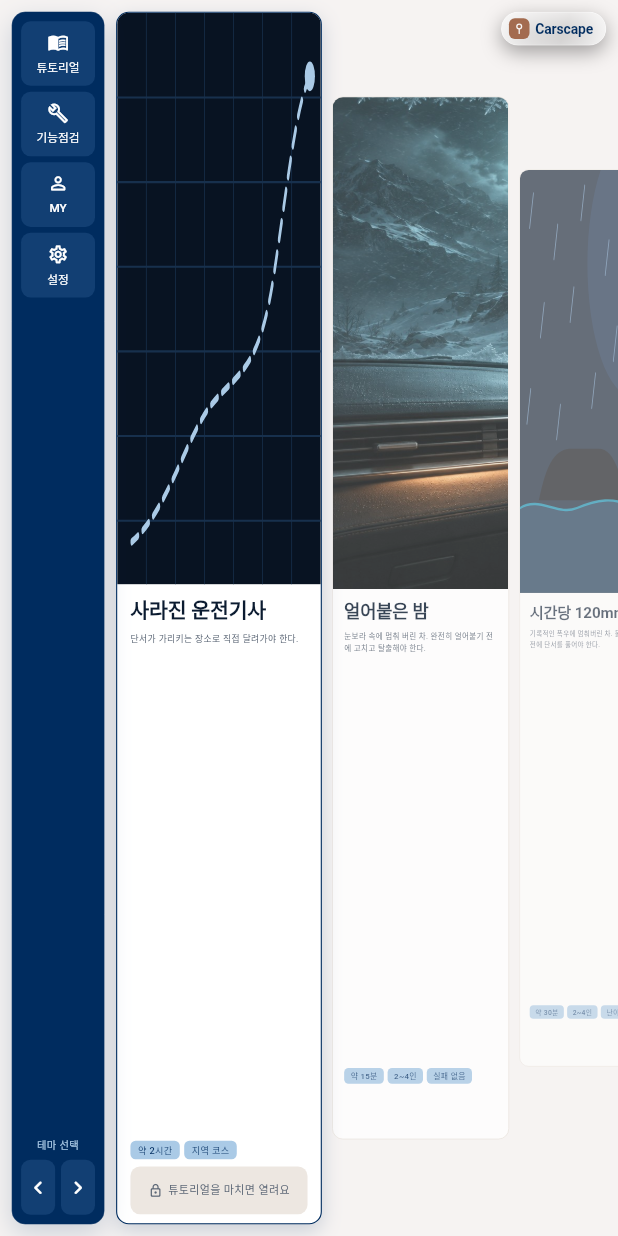
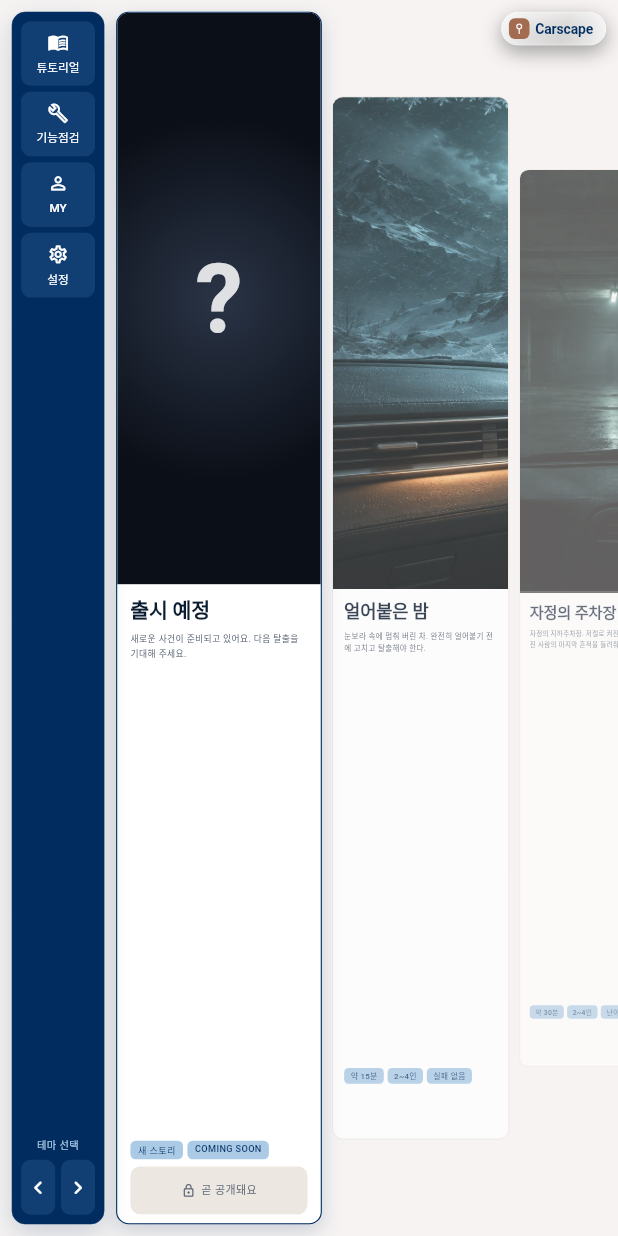
Before and after one commit to yjw2115/carscape, a Flutter app: the screen it shows after launch, after a tap on the "chevron left" icon, on a phone screen of 412 x 824 dp. Run offline on Flutter 3.47's test engine with Material 3 defaults, Android fonts, the phone set to English and light mode, and no system bars; our stand-ins replace audioplayers, flutter_tts, shared_preferences; Roboto replaces fonts that are missing (Pretendard).

Commit message:
feat(home): 테마를 얼어붙은 밤·자정의 주차장·멈춘 시계탑으로 바꾸고 출시 예정 카드 추가
- 시간당 120mm·사라진 운전기사를 빼고 자정의 주차장(case01)·멈춘 시계탑(case02)을 사진 카드로 추가
- 캐러셀 오른쪽 끝에 시작할 수 없는 "출시 예정" 카드 추가(기록·배지 목록에는 미포함)
- 쓰지 않게 된 ThemeArtPainter 삭제, 배지 아이콘을 새 테마에 맞게 변경

Co-Authored-By: Claude Opus 5.5 <noreply@anthropic.com>

```diff
--- a/lib/features/badges/badge_pages.dart
+++ b/lib/features/badges/badge_pages.dart
@@ -18,9 +18,8 @@ Color _tierColor(BadgeTier t) => switch (t) {
 IconData _motif(String id) => switch (id) {
   tutorialBadgeId => Icons.school_outlined,
   storyFrozenNight => Icons.ac_unit_rounded,
-  'case01' => Icons.water_drop_outlined,
-  'case02' => Icons.local_parking_rounded,
-  'case03' => Icons.explore_outlined,
+  'case01' => Icons.local_parking_rounded,
+  'case02' => Icons.schedule_rounded,
   _ => Icons.star_outline_rounded,
 };
 
--- a/lib/features/home/domain/escape_theme.dart
+++ b/lib/features/home/domain/escape_theme.dart
@@ -1,16 +1,12 @@
-/// Illustration drawn at the top of a theme card.
-enum ThemeArt { downpour, parkingLot, missingDriver }
-
 /// A playable escape theme shown on the home carousel.
 class EscapeTheme {
   const EscapeTheme({
     required this.id,
     required this.title,
     required this.description,
-    required this.chips,
-    this.art,
+    this.chips = const [],
     this.photo,
-  }) : assert(art != null || photo != null);
+  });
 
   final String id;
   final String title;
@@ -19,18 +15,17 @@ class EscapeTheme {
   /// Short facts shown above the start button, e.g. play time and players.
   final List<String> chips;
 
-  /// Drawn illustration for the card top, used when there is no [photo].
-  final ThemeArt? art;
+  /// Image asset for the card top. Null only for [comingSoonTheme].
+  final String? photo;
 
-  /// Image asset for the card top, e.g. the story's own opening scene.
-  final String? photo;
+  /// Teaser card with no story behind it yet.
+  bool get comingSoon => photo == null;
 }
 
 /// Story id of "얼어붙은 밤", also used as its record key.
 const storyFrozenNight = 'story01';
 
-/// Placeholder catalog taken from the design draft (design/png/06_Main.png).
-/// Replace once the main scenarios are decided.
+/// Playable stories, in carousel order. Records and badges list these.
 const escapeThemes = <EscapeTheme>[
   // First story: the former tutorial (features/tutorial, 문성훈).
   EscapeTheme(
@@ -43,23 +38,27 @@ const escapeThemes = <EscapeTheme>[
   ),
   EscapeTheme(
     id: 'case01',
-    title: '시간당 120mm',
-    description: '기록적인 폭우에 멈춰버린 차. 물이 차오르기 전에 단서를 풀어야 한다.',
+    title: '자정의 주차장',
+    description: '자정의 지하주차장. 저절로 켜진 라디오가 사라진 사람의 마지막 흔적을 들려줘요.',
     chips: ['약 30분', '2~4인', '난이도 ●●○'],
-    art: ThemeArt.downpour,
+    photo: 'assets/themes/midnight_parking.webp',
   ),
   EscapeTheme(
     id: 'case02',
-    title: '자정의 주차장',
-    description: '라디오에서 흘러나오는 낯선 주파수.',
-    chips: ['약 30분', '2~4인', '난이도 ●●○'],
-    art: ThemeArt.parkingLot,
-  ),
-  EscapeTheme(
-    id: 'case03',
-    title: '사라진 운전기사',
-    description: '단서가 가리키는 장소로 직접 달려가야 한다.',
-    chips: ['약 2시간', '지역 코스'],
-    art: ThemeArt.missingDriver,
+    title: '멈춘 시계탑',
+    description: '시계탑이 멈춘 순간, 이 차는 타임머신이 되었어요. 과거와 미래를 오가며 시간을 되돌리세요.',
+    chips: ['약 30분', '2~4인', '난이도 ●●●'],
+    photo: 'assets/themes/clock_tower.jpg',
   ),
 ];
+
+/// Last card on the home carousel, hinting at stories still to come.
+const comingSoonTheme = EscapeTheme(
+  id: 'comingSoon',
+  title: '출시 예정',
+  description: '새로운 사건이 준비되고 있어요. 다음 탈출을 기대해 주세요.',
+  chips: ['새 스토리', 'COMING SOON'],
+);
+
+/// Home carousel: every story, then the coming-soon teaser at the right end.
+const homeThemes = [...escapeThemes, comingSoonTheme];
--- a/lib/features/home/presentation/home_screen.dart
+++ b/lib/features/home/presentation/home_screen.dart
@@ -21,7 +21,7 @@ const homeReferenceSize = Size(1682, 1210);
 class HomeScreen extends StatefulWidget {
   const HomeScreen({
     super.key,
-    this.themes = escapeThemes,
+    this.themes = homeThemes,
     this.parkingSource,
     this.brightness,
     this.onTutorial,
--- a/lib/features/home/presentation/theme_art.dart
+++ /dev/null
@@ -1,187 +0,0 @@
-import 'dart:math' as math;
-import 'package:flutter/material.dart';
-import '../domain/escape_theme.dart';
-
-/// Card illustrations, drawn on a 560×540 design canvas and stretched to fit.
-class ThemeArtPainter extends CustomPainter {
-  const ThemeArtPainter(this.art);
-
-  final ThemeArt art;
-  static const _design = Size(560, 540);
-
-  @override
-  void paint(Canvas canvas, Size size) {
-    canvas.save();
-    canvas.scale(size.width / _design.width, size.height / _design.height);
-    switch (art) {
-      case ThemeArt.downpour:
-        _downpour(canvas);
-      case ThemeArt.parkingLot:
-        _parkingLot(canvas);
-      case ThemeArt.missingDriver:
-        _missingDriver(canvas);
-    }
-    canvas.restore();
-  }
-
-  void _downpour(Canvas canvas) {
-    canvas.drawRect(
-      Offset.zero & _design,
-      Paint()..color = const Color(0xFF071629),
-    );
-    canvas.drawCircle(
-      const Offset(420, 120),
-      170,
-      Paint()..color = const Color(0xFF0C2240),
-    );
-    final rain = Paint()
-      ..color = const Color(0xCC5D86AE)
-      ..strokeWidth = 3
-      ..strokeCap = StrokeCap.round;
-    const drops = [
-      Offset(50, 30),
-      Offset(140, 70),
-      Offset(240, 20),
-      Offset(330, 90),
-      Offset(520, 40),
-      Offset(90, 170),
-      Offset(200, 150),
-      Offset(360, 200),
-      Offset(520, 220),
-      Offset(40, 280),
-      Offset(280, 260),
-      Offset(460, 300),
-      Offset(150, 300),
-    ];
-    for (final drop in drops) {
-      canvas.drawLine(drop, drop + const Offset(-14, 44), rain);
-    }
-    canvas.drawPath(
-      Path()
-        ..moveTo(472, 40)
-        ..lineTo(432, 140)
-        ..lineTo(468, 146)
-        ..lineTo(420, 258),
-      _stroke(const Color(0xFF00AAD2), 6),
-    );
-    canvas.drawPath(
-      Path()
-        ..moveTo(70, 422)
-        ..cubicTo(96, 378, 126, 358, 182, 356)
-        ..lineTo(292, 356)
-        ..cubicTo(340, 356, 370, 380, 392, 422)
-        ..close(),
-      Paint()..color = const Color(0xFF02060C),
-    );
-    canvas.drawRRect(
-      RRect.fromRectAndRadius(
-        const Rect.fromLTWH(368, 398, 24, 11),
-        const Radius.circular(4),
-      ),
-      Paint()..color = const Color(0xFFE4DCD3),
-    );
-    final surface = Path()
-      ..moveTo(0, 432)
-      ..cubicTo(70, 416, 140, 442, 210, 432)
-      ..cubicTo(280, 422, 350, 416, 420, 432)
-      ..cubicTo(490, 448, 520, 440, 560, 436);
-    canvas.drawPath(
-      Path.from(surface)
-        ..lineTo(560, 540)
-        ..lineTo(0, 540)
-        ..close(),
-      Paint()..color = const Color(0xFF0A2A47),
-    );
-    canvas.drawPath(surface, _stroke(const Color(0xB300AAD2), 3));
-  }
-
-  void _parkingLot(Canvas canvas) {
-    canvas.drawRect(
-      Offset.zero & _design,
-      Paint()..color = const Color(0xFF16100D),
-    );
-    canvas.drawCircle(
-      const Offset(430, 110),
-      46,
-      Paint()..color = const Color(0xFFE4DCD3),
-    );
-    canvas.drawPath(
-      Path()
-        ..moveTo(126, 146)
-        ..lineTo(30, 430)
-        ..lineTo(222, 430)
-        ..close(),
-      Paint()..color = const Color(0x59A36B4F),
-    );
-    canvas.drawRect(
-      const Rect.fromLTWH(120, 140, 12, 290),
-      Paint()..color = const Color(0xFF3A2A22),
-    );
-    canvas.drawCircle(
-      const Offset(126, 142),
-      11,
-      Paint()..color = const Color(0xFFE4C3A8),
-    );
-    canvas.drawRect(
-      const Rect.fromLTWH(0, 430, 560, 110),
-      Paint()..color = const Color(0xFF201813),
-    );
-    final line = Paint()
-      ..color = const Color(0xFF6E5A4C)
-      ..strokeWidth = 5;
-    canvas.drawLine(const Offset(260, 440), const Offset(236, 540), line);
-    canvas.drawLine(const Offset(380, 440), const Offset(370, 540), line);
-    canvas.drawLine(const Offset(500, 440), const Offset(504, 540), line);
-  }
-
-  void _missingDriver(Canvas canvas) {
-    canvas.drawRect(
-      Offset.zero & _design,
-      Paint()..color = const Color(0xFF081322),
-    );
-    final grid = Paint()
-      ..color = const Color(0xFF17304D)
-      ..strokeWidth = 2;
-    for (var i = 80.0; i < 540; i += 80) {
-      canvas.drawLine(Offset(0, i), Offset(560, i), grid);
-      if (i < 560) canvas.drawLine(Offset(i, 0), Offset(i, 540), grid);
-    }
-    final route = Path()
-      ..moveTo(40, 500)
-      ..cubicTo(140, 470, 190, 400, 260, 370)
-      ..cubicTo(330, 340, 390, 340, 430, 250)
-      ..cubicTo(470, 160, 490, 90, 530, 60);
-    canvas.drawPath(
-      _dashed(route, 18, 14),
-      _stroke(const Color(0xFFAACAE6), 7),
-    );
-    canvas.drawCircle(
-      const Offset(530, 60),
-      14,
-      Paint()..color = const Color(0xFFAACAE6),
-    );
-  }
-
-  static Paint _stroke(Color color, double width) => Paint()
-    ..color = color
-    ..style = PaintingStyle.stroke
-    ..strokeWidth = width
-    ..strokeCap = StrokeCap.round
-    ..strokeJoin = StrokeJoin.round;
-
-  static Path _dashed(Path source, double dash, double gap) {
-    final out = Path();
-    for (final metric in source.computeMetrics()) {
-      for (var d = 0.0; d < metric.length; d += dash + gap) {
-        out.addPath(
-          metric.extractPath(d, math.min(d + dash, metric.length)),
-          Offset.zero,
-        );
-      }
-    }
-    return out;
-  }
-
-  @override
-  bool shouldRepaint(ThemeArtPainter oldDelegate) => oldDelegate.art != art;
-}
--- a/lib/features/home/presentation/theme_card.dart
+++ b/lib/features/home/presentation/theme_card.dart
@@ -3,7 +3,6 @@ import 'package:flutter/material.dart';
 import '../domain/escape_theme.dart';
 import '../integration/parking_status_source.dart';
 import 'home_palette.dart';
-import 'theme_art.dart';
 
 /// One theme tile. [emphasis] is 1 when the card sits in the selected slot
 /// and fades to 0 as it moves away.
@@ -67,7 +66,7 @@ class ThemeCard extends StatelessWidget {
                       fit: BoxFit.cover,
                       excludeFromSemantics: true,
                     )
-                  : CustomPaint(painter: ThemeArtPainter(theme.art!)),
+                  : _Mystery(s: s),
             ),
             Expanded(
               child: Padding(
@@ -119,7 +118,7 @@ class ThemeCard extends StatelessWidget {
                             palette: p,
                             parking: parking,
                             onStart: onStart,
-                            locked: locked,
+                            locked: theme.comingSoon ? '곧 공개돼요' : locked,
                           ),
                         ),
                       ),
@@ -133,6 +132,34 @@ class ThemeCard extends StatelessWidget {
       ),
     );
   }
+}
+
+/// Card top for the coming-soon teaser: a big question mark in the dark.
+class _Mystery extends StatelessWidget {
+  const _Mystery({required this.s});
+
+  final double s;
+
+  @override
+  Widget build(BuildContext context) => DecoratedBox(
+    decoration: const BoxDecoration(
+      gradient: RadialGradient(
+        radius: 0.9,
+        colors: [Color(0xFF2A3446), Color(0xFF0B0F17)],
+      ),
+    ),
+    child: Center(
+      child: Text(
+        '?',
+        style: TextStyle(
+          fontSize: 260 * s,
+          fontWeight: FontWeight.w600,
+          height: 1,
+          color: Colors.white.withValues(alpha: 0.85),
+        ),
+      ),
+    ),
+  );
 }
 
 class _Chip extends StatelessWidget {
--- a/pubspec.yaml
+++ b/pubspec.yaml
@@ -26,6 +26,7 @@ flutter:
     - assets/audio/
     - assets/frozen_night/art/
     - assets/frozen_night/voice/
+    - assets/themes/
   fonts:
     - family: NotoSansKR
       fonts:
```
Also changed, not shown: assets/themes/clock_tower.jpg (added), assets/themes/midnight_parking.webp (added), 1 other file.
